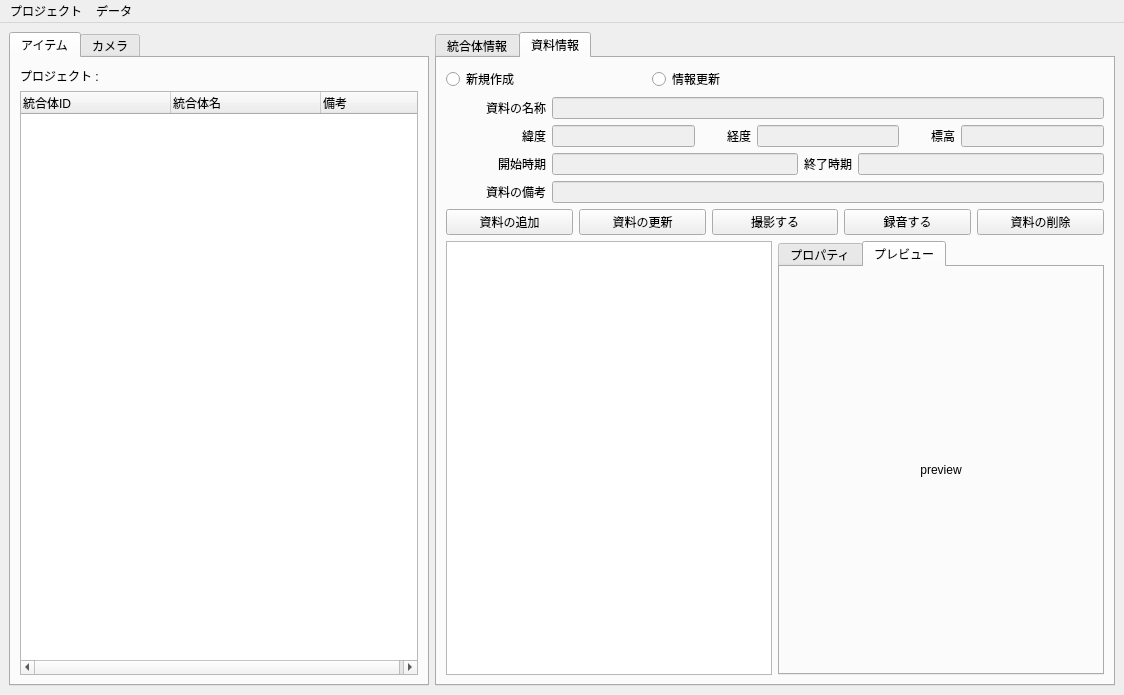
The window that mainWindow.ui (yufujimoto/SurveyDataCollector) describes before a commit, drawn with Qt 5.
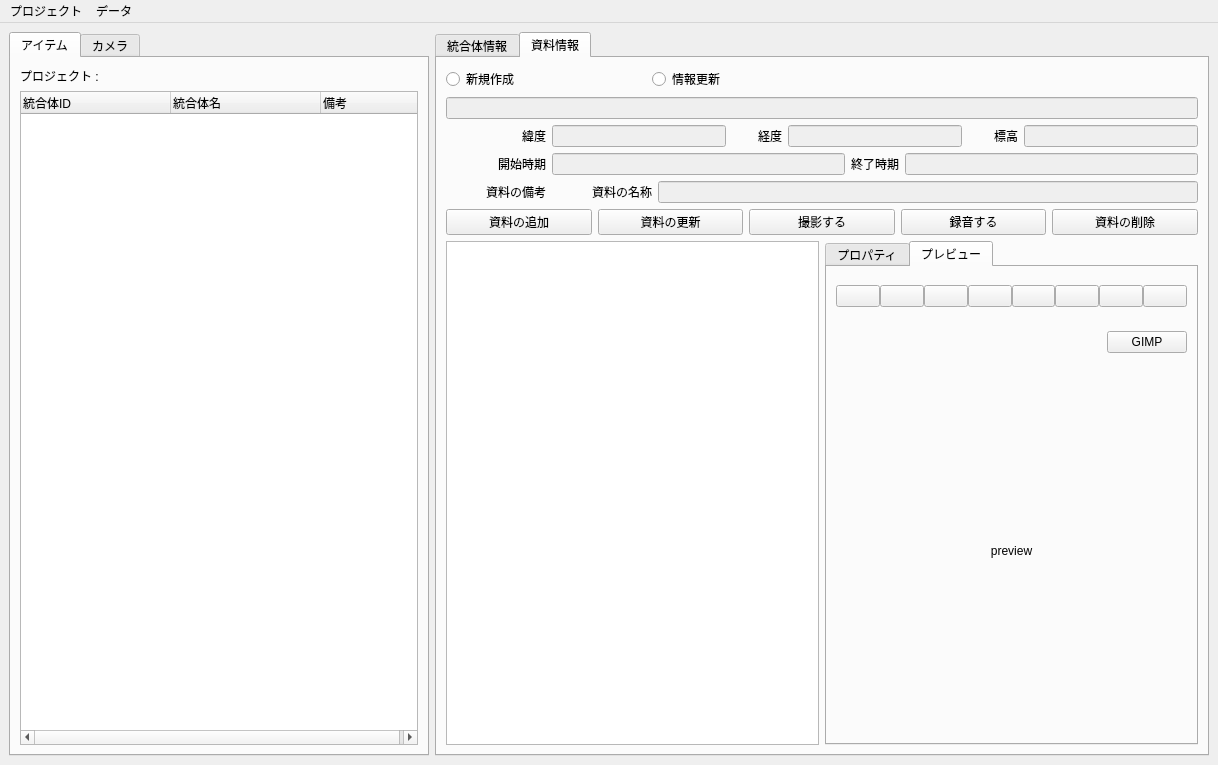
The same window after the commit. The open tabs and pages were chosen to show the change. Icons and pictures are not drawn.

```diff
--- a/mainWindow.ui
+++ b/mainWindow.ui
@@ -6,8 +6,8 @@
    <rect>
     <x>0</x>
     <y>0</y>
-    <width>1124</width>
-    <height>695</height>
+    <width>1218</width>
+    <height>765</height>
    </rect>
   </property>
   <property name="windowTitle">
@@ -719,28 +719,6 @@
             <property name="topMargin">
              <number>0</number>
             </property>
-            <item>
-             <widget class="QLabel" name="lbl_mat_name">
-              <property name="sizePolicy">
-               <sizepolicy hsizetype="Fixed" vsizetype="Preferred">
-                <horstretch>0</horstretch>
-                <verstretch>0</verstretch>
-               </sizepolicy>
-              </property>
-              <property name="minimumSize">
-               <size>
-                <width>100</width>
-                <height>0</height>
-               </size>
-              </property>
-              <property name="text">
-               <string>資料の名称</string>
-              </property>
-              <property name="alignment">
-               <set>Qt::AlignRight|Qt::AlignTrailing|Qt::AlignVCenter</set>
-              </property>
-             </widget>
-            </item>
             <item>
              <widget class="QLineEdit" name="tbx_mat_name">
               <property name="enabled">
@@ -942,6 +920,28 @@
               </property>
              </widget>
             </item>
+            <item>
+             <widget class="QLabel" name="lbl_mat_name">
+              <property name="sizePolicy">
+               <sizepolicy hsizetype="Fixed" vsizetype="Preferred">
+                <horstretch>0</horstretch>
+                <verstretch>0</verstretch>
+               </sizepolicy>
+              </property>
+              <property name="minimumSize">
+               <size>
+                <width>100</width>
+                <height>0</height>
+               </size>
+              </property>
+              <property name="text">
+               <string>資料の名称</string>
+              </property>
+              <property name="alignment">
+               <set>Qt::AlignRight|Qt::AlignTrailing|Qt::AlignVCenter</set>
+              </property>
+             </widget>
+            </item>
             <item>
              <widget class="QLineEdit" name="tbx_mat_description">
               <property name="enabled">
@@ -1047,15 +1047,196 @@
                </attribute>
                <layout class="QVBoxLayout" name="verticalLayout_6">
                 <item>
-                 <widget class="QLabel" name="lbl_mat_img_preview">
-                  <property name="text">
-                   <string>preview</string>
+                 <widget class="QFrame" name="frame">
+                  <property name="maximumSize">
+                   <size>
+                    <width>16777215</width>
+                    <height>40</height>
+                   </size>
                   </property>
-                  <property name="alignment">
-                   <set>Qt::AlignCenter</set>
+                  <layout class="QHBoxLayout" name="horizontalLayout_6">
+                   <property name="spacing">
+                    <number>0</number>
+                   </property>
+                   <property name="leftMargin">
+                    <number>0</number>
+                   </property>
+                   <property name="topMargin">
+                    <number>0</number>
+                   </property>
+                   <property name="rightMargin">
+                    <number>0</number>
+                   </property>
+                   <property name="bottomMargin">
+                    <number>0</number>
+                   </property>
+                   <item>
+                    <widget class="QPushButton" name="btn_mat_img_rot_l">
+                     <property name="maximumSize">
+                      <size>
+                       <width>100</width>
+                       <height>16777215</height>
+                      </size>
+                     </property>
+                     <property name="text">
+                      <string/>
+                     </property>
+                    </widget>
+                   </item>
+                   <item>
+                    <widget class="QPushButton" name="btn_mat_img_rot_r">
+                     <property name="maximumSize">
+                      <size>
+                       <width>100</width>
+                       <height>16777215</height>
+                      </size>
+                     </property>
+                     <property name="text">
+                      <string/>
+                     </property>
+                    </widget>
+                   </item>
+                   <item>
+                    <widget class="QPushButton" name="btn_mat_img_rot_u">
+                     <property name="maximumSize">
+                      <size>
+                       <width>100</width>
+                       <height>16777215</height>
+                      </size>
+                     </property>
+                     <property name="text">
+                      <string/>
+                     </property>
+                    </widget>
+                   </item>
+                   <item>
+                    <widget class="QPushButton" name="btn_mat_img_enh">
+                     <property name="maximumSize">
+                      <size>
+                       <width>100</width>
+                       <height>16777215</height>
+                      </size>
+                     </property>
+                     <property name="text">
+                      <string/>
+                     </property>
+                    </widget>
+                   </item>
+                   <item>
+                    <widget class="QPushButton" name="btn_mat_img_mno">
+                     <property name="maximumSize">
+                      <size>
+                       <width>100</width>
+                       <height>16777215</height>
+                      </size>
+                     </property>
+                     <property name="text">
+                      <string/>
+                     </property>
+                    </widget>
+                   </item>
+                   <item>
+                    <widget class="QPushButton" name="btn_mat_img_inv">
+                     <property name="maximumSize">
+                      <size>
+                       <width>100</width>
+                       <height>16777215</height>
+                      </size>
+                     </property>
+                     <property name="text">
+                      <string/>
+                     </property>
+                    </widget>
+                   </item>
+                   <item>
+                    <widget class="QPushButton" name="btn_mat_img_cnt">
+                     <property name="maximumSize">
+                      <size>
+                       <width>100</width>
+                       <height>16777215</height>
+                      </size>
+                     </property>
+                     <property name="text">
+                      <string/>
+                     </property>
+                    </widget>
+                   </item>
+                   <item>
+                    <widget class="QPushButton" name="btn_mat_img_del">
+                     <property name="maximumSize">
+                      <size>
+                       <width>100</width>
+                       <height>16777215</height>
+                      </size>
+                     </property>
+                     <property name="text">
+                      <string/>
+                     </property>
+                     <property name="iconSize">
+                      <size>
+                       <width>24</width>
+                       <height>24</height>
+                      </size>
+                     </property>
+                    </widget>
+                   </item>
+                  </layout>
+                 </widget>
+                </item>
+                <item alignment="Qt::AlignRight">
+                 <widget class="QFrame" name="horizontalFrame">
+                  <property name="maximumSize">
+                   <size>
+                    <width>16777215</width>
+                    <height>40</height>
+                   </size>
                   </property>
+                  <layout class="QHBoxLayout" name="horizontalLayout_8">
+                   <property name="spacing">
+                    <number>0</number>
+                   </property>
+                   <property name="leftMargin">
+                    <number>0</number>
+                   </property>
+                   <property name="topMargin">
+                    <number>0</number>
+                   </property>
+                   <property name="rightMargin">
+                    <number>0</number>
+                   </property>
+                   <property name="bottomMargin">
+                    <number>0</number>
+                   </property>
+                   <item>
+                    <widget class="QPushButton" name="btn_mat_gimp">
+                     <property name="maximumSize">
+                      <size>
+                       <width>100</width>
+                       <height>16777215</height>
+                      </size>
+                     </property>
+                     <property name="text">
+                      <string>GIMP</string>
+                     </property>
+                    </widget>
+                   </item>
+                  </layout>
                  </widget>
                 </item>
+                <item>
+                 <layout class="QHBoxLayout" name="horizontalLayout_7">
+                  <item>
+                   <widget class="QLabel" name="lbl_mat_img_preview">
+                    <property name="text">
+                     <string>preview</string>
+                    </property>
+                    <property name="alignment">
+                     <set>Qt::AlignCenter</set>
+                    </property>
+                   </widget>
+                  </item>
+                 </layout>
+                </item>
                </layout>
               </widget>
              </widget>
@@ -1075,7 +1256,7 @@
     <rect>
      <x>0</x>
      <y>0</y>
-     <width>1124</width>
+     <width>1218</width>
      <height>28</height>
     </rect>
    </property>
```
Left out of the diff: 8 changed lines with no effect on the pictures.
